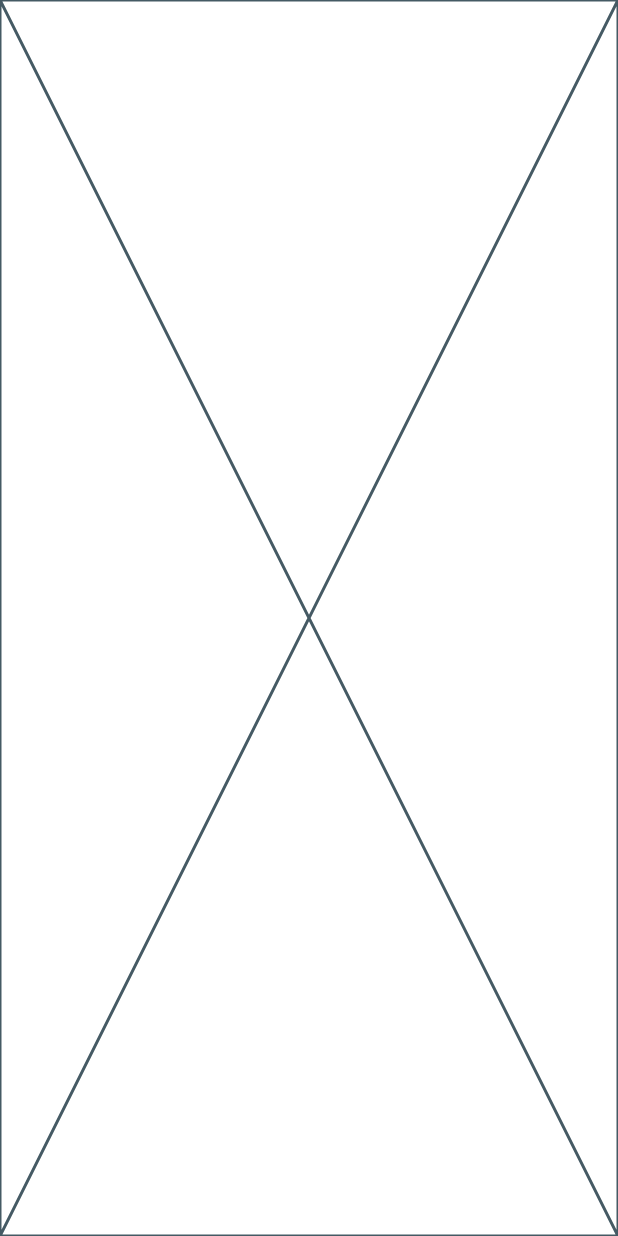
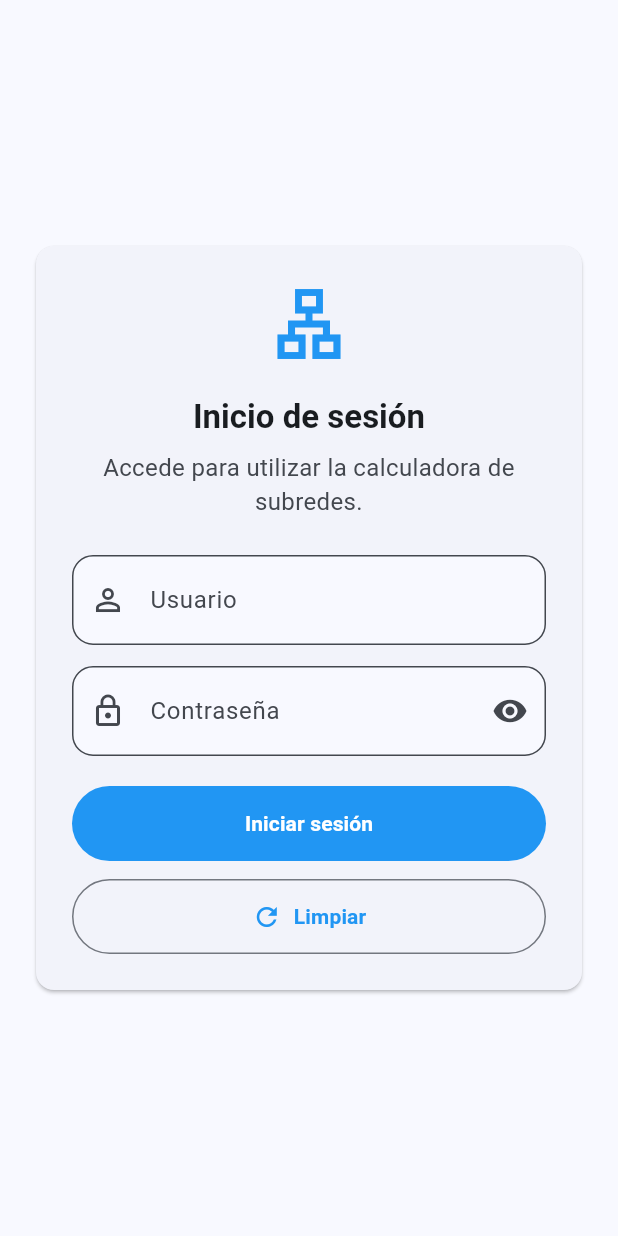
Before and after one commit to GongoraLucas/AplicacionSubnetting, a Flutter app: the screen it shows after launch, on a phone screen of 412 x 824 dp. Run offline on Flutter 3.47's test engine with Material 3 defaults, Android fonts, the phone set to English and light mode, and no system bars.

Commit message:
Implementacion de la vista y logica de inicio de sesion

```diff
--- a/lib/controladores/login_controlador.dart
+++ b/lib/controladores/login_controlador.dart
@@ -0,0 +1,23 @@
+import '../modelos/usuario_modelo.dart';
+
+class LoginControlador {
+  // Credenciales locales utilizadas únicamente para esta práctica.
+  final UsuarioModelo _usuarioPrueba = UsuarioModelo(
+    usuario: 'admin',
+    contrasena: '123456',
+  );
+
+  // null indica un acceso válido; de lo contrario devuelve el error.
+  String? validar(UsuarioModelo entrada) {
+    if (entrada.usuario.trim().isEmpty && entrada.contrasena.trim().isEmpty) {
+      return 'Ingresa el usuario y la contraseña.';
+    }
+    if (entrada.usuario.trim().isEmpty) return 'Ingresa el usuario.';
+    if (entrada.contrasena.trim().isEmpty) return 'Ingresa la contraseña.';
+    if (entrada.usuario.trim() != _usuarioPrueba.usuario ||
+        entrada.contrasena != _usuarioPrueba.contrasena) {
+      return 'Usuario o contraseña incorrectos.';
+    }
+    return null;
+  }
+}
--- a/lib/main.dart
+++ b/lib/main.dart
@@ -1,4 +1,6 @@
 import 'package:flutter/material.dart';
+import 'vistas/pantallas/login_pantalla.dart';
+import 'vistas/pantallas/inicio_pantalla.dart';
 
 void main() {
   runApp(const MiApp());
@@ -45,9 +47,11 @@ class MiApp extends StatelessWidget {
       // Definición de Rutas
       initialRoute: '/',
       routes: {
-        '/': (context) => const Placeholder(), // Cambiar PlaceHolder por Pantalla 1: Login (Encargado Persona 2/3)
-        '/calculadora': (context) => const Placeholder(), // Cambiar PlaceHolder por  Pantalla 2: Formulario Calculadora
-        '/resultado': (context) => const Placeholder(), // Cambiar PlaceHolder por  Pantalla 3: Resultado de la Red
+        '/': (context) => const LoginPantalla(),
+        '/inicio': (context) => const InicioPantalla(),
+        // Pendiente: conectar la pantalla de calculadora de la persona 2.
+        '/calculadora': (context) => const Placeholder(),
+        '/resultado': (context) => const Placeholder(),
       },
     );
   }
--- a/lib/modelos/usuario_modelo.dart
+++ b/lib/modelos/usuario_modelo.dart
@@ -0,0 +1,6 @@
+class UsuarioModelo {
+  final String usuario;
+  final String contrasena;
+
+  UsuarioModelo({required this.usuario, required this.contrasena});
+}
--- a/lib/vistas/moleculas/login_formulario.dart
+++ b/lib/vistas/moleculas/login_formulario.dart
@@ -0,0 +1,68 @@
+import 'package:flutter/material.dart';
+
+import '../atomos/campo_texto.dart';
+import '../atomos/boton.dart';
+import '../atomos/etiqueta.dart';
+
+// Molécula: reúne los campos y acciones del inicio de sesión.
+class LoginFormulario extends StatelessWidget {
+  final TextEditingController usuarioController;
+  final TextEditingController contrasenaController;
+  final VoidCallback iniciarSesion;
+  final VoidCallback limpiar;
+  final String? mensajeError;
+
+  const LoginFormulario({
+    super.key,
+    required this.usuarioController,
+    required this.contrasenaController,
+    required this.iniciarSesion,
+    required this.limpiar,
+    this.mensajeError,
+  });
+
+  @override
+  Widget build(BuildContext context) {
+    return Column(
+      crossAxisAlignment: CrossAxisAlignment.stretch,
+      children: [
+        CampoTexto(
+          etiqueta: 'Usuario',
+          pista: 'Ingresa tu usuario',
+          icono: Icons.person_outline,
+          controlador: usuarioController,
+        ),
+        const SizedBox(height: 14),
+        CampoTexto(
+          etiqueta: 'Contraseña',
+          pista: 'Ingresa tu contraseña',
+          icono: Icons.lock_outline,
+          controlador: contrasenaController,
+          esContrasena: true,
+        ),
+        if (mensajeError != null) ...[
+          const SizedBox(height: 14),
+          Semantics(
+            liveRegion: true,
+            child: Etiqueta(
+              texto: mensajeError!,
+              color: Theme.of(context).colorScheme.error,
+            ),
+          ),
+        ],
+        const SizedBox(height: 20),
+        Boton(
+          texto: 'Iniciar sesión',
+          alPresionar: iniciarSesion,
+        ),
+        const SizedBox(height: 12),
+        Boton(
+          texto: 'Limpiar',
+          icono: Icons.refresh,
+          principal: false,
+          alPresionar: limpiar,
+        ),
+      ],
+    );
+  }
+}
--- a/lib/vistas/organismos/login_panel.dart
+++ b/lib/vistas/organismos/login_panel.dart
@@ -0,0 +1,61 @@
+import 'package:flutter/material.dart';
+
+import '../atomos/etiqueta.dart';
+import '../moleculas/login_formulario.dart';
+
+// Organismo: presenta el encabezado y el formulario de acceso.
+class LoginPanel extends StatelessWidget {
+  final TextEditingController usuarioController;
+  final TextEditingController contrasenaController;
+  final VoidCallback iniciarSesion;
+  final VoidCallback limpiar;
+  final String? mensajeError;
+
+  const LoginPanel({
+    super.key,
+    required this.usuarioController,
+    required this.contrasenaController,
+    required this.iniciarSesion,
+    required this.limpiar,
+    this.mensajeError,
+  });
+
+  @override
+  Widget build(BuildContext context) {
+    return Card(
+      child: Padding(
+        padding: const EdgeInsets.all(24),
+        child: Column(
+          mainAxisSize: MainAxisSize.min,
+          crossAxisAlignment: CrossAxisAlignment.stretch,
+          children: [
+            Icon(
+              Icons.lan_outlined,
+              size: 56,
+              color: Theme.of(context).colorScheme.primary,
+            ),
+            const SizedBox(height: 20),
+            const Center(
+              child: Etiqueta(texto: 'Inicio de sesión', esTitulo: true),
+            ),
+            const SizedBox(height: 8),
+            DefaultTextStyle.merge(
+              textAlign: TextAlign.center,
+              child: const Etiqueta(
+                texto: 'Accede para utilizar la calculadora de subredes.',
+              ),
+            ),
+            const SizedBox(height: 24),
+            LoginFormulario(
+              usuarioController: usuarioController,
+              contrasenaController: contrasenaController,
+              iniciarSesion: iniciarSesion,
+              limpiar: limpiar,
+              mensajeError: mensajeError,
+            ),
+          ],
+        ),
+      ),
+    );
+  }
+}
--- a/lib/vistas/pantallas/login_pantalla.dart
+++ b/lib/vistas/pantallas/login_pantalla.dart
@@ -0,0 +1,73 @@
+import 'package:flutter/material.dart';
+
+import '../../controladores/login_controlador.dart';
+import '../../modelos/usuario_modelo.dart';
+import '../organismos/login_panel.dart';
+
+class LoginPantalla extends StatefulWidget {
+  const LoginPantalla({super.key});
+
+  @override
+  State<LoginPantalla> createState() => _LoginPantallaState();
+}
+
+class _LoginPantallaState extends State<LoginPantalla> {
+  final usuarioController = TextEditingController();
+  final contrasenaController = TextEditingController();
+  final loginControlador = LoginControlador();
+  String? mensajeError;
+
+  void iniciarSesion() {
+    FocusScope.of(context).unfocus();
+    final entrada = UsuarioModelo(
+      usuario: usuarioController.text,
+      contrasena: contrasenaController.text,
+    );
+    final error = loginControlador.validar(entrada);
+    setState(() => mensajeError = error);
+    if (error == null) {
+      Navigator.pushReplacementNamed(
+        context,
+        '/inicio',
+        arguments: entrada.usuario.trim(),
+      );
+    }
+  }
+
+  void limpiar() {
+    usuarioController.clear();
+    contrasenaController.clear();
+    setState(() => mensajeError = null);
+    FocusScope.of(context).unfocus();
+  }
+
+  @override
+  void dispose() {
+    usuarioController.dispose();
+    contrasenaController.dispose();
+    super.dispose();
+  }
+
+  @override
+  Widget build(BuildContext context) {
+    return Scaffold(
+      body: SafeArea(
+        child: Center(
+          child: SingleChildScrollView(
+            padding: const EdgeInsets.all(20),
+            child: ConstrainedBox(
+              constraints: const BoxConstraints(maxWidth: 480),
+              child: LoginPanel(
+                usuarioController: usuarioController,
+                contrasenaController: contrasenaController,
+                iniciarSesion: iniciarSesion,
+                limpiar: limpiar,
+                mensajeError: mensajeError,
+              ),
+            ),
+          ),
+        ),
+      ),
+    );
+  }
+}
```
Also changed, not shown: lib/vistas/pantallas/inicio_pantalla.dart (added, +72 -0 lines).
